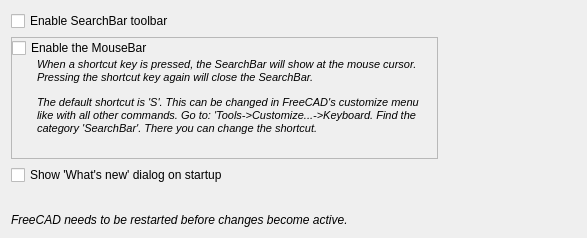
APEbbers/SearchBar, file Resources/ui/PreferencesUI_SearchBar.ui: the form before one commit; both pictures show x 0 to 587 and y 0 to 238 of the 1008 by 238 pixel window.
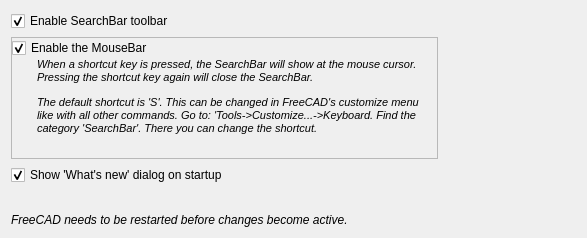
The form after the commit. Icons and pictures are not drawn. Custom widgets are drawn as their Qt base class.

Commit message: Set settings default to True

Diff of the .ui file:
```diff
--- a/Resources/ui/PreferencesUI_SearchBar.ui
+++ b/Resources/ui/PreferencesUI_SearchBar.ui
@@ -51,6 +51,9 @@
        <property name="text">
         <string>Enable SearchBar toolbar</string>
        </property>
+       <property name="checked">
+        <bool>true</bool>
+       </property>
        <property name="prefEntry" stdset="0">
         <cstring>EnableToolbars</cstring>
        </property>
@@ -88,6 +91,9 @@
           <property name="text">
            <string>Enable the MouseBar</string>
           </property>
+          <property name="checked">
+           <bool>true</bool>
+          </property>
           <property name="prefEntry" stdset="0">
            <cstring>EnableMouseBar</cstring>
           </property>
@@ -139,6 +145,9 @@
        <property name="text">
         <string>Show 'What's new' dialog on startup</string>
        </property>
+       <property name="checked">
+        <bool>true</bool>
+       </property>
        <property name="prefEntry" stdset="0">
         <cstring>ShowChangeDialog</cstring>
        </property>
```
The commit also changes 2 other files.
